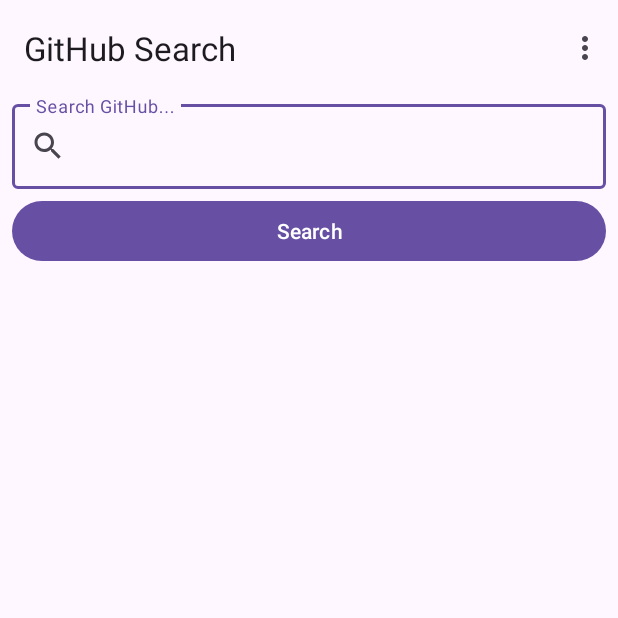
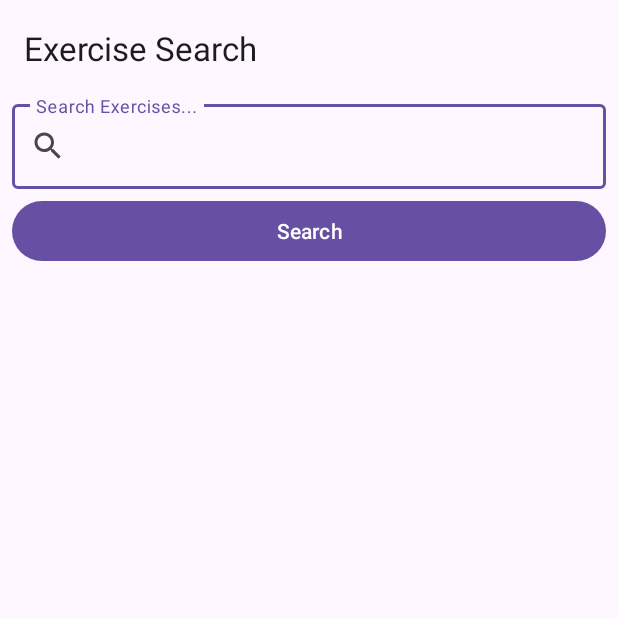
Before and after one commit to nelscart/CS-492-Final-Project, an Android app: the screen it shows after launch (MainActivity), on a phone screen of 412 x 824 dp, the top half of it. Run offline under Robolectric (Android 15) with nearby library versions, the phone set to English and light mode, and no system bars; our stand-ins replace navigation-ui.

```diff
--- a/app/build.gradle.kts
+++ b/app/build.gradle.kts
@@ -54,6 +54,7 @@ dependencies {
     implementation("com.squareup.retrofit2:retrofit:2.9.0")
     implementation("com.squareup.retrofit2:converter-moshi:2.9.0")
     implementation("com.squareup.moshi:moshi:1.15.0")
+    implementation("com.squareup.okhttp3:okhttp:4.9.2")
 
     implementation("org.jetbrains.kotlinx:kotlinx-coroutines-android:1.7.3")
 
--- a/app/src/main/java/edu/oregonstate/cs492/githubsearchwithsettings/data/GitHubReposRepository.kt
+++ b/app/src/main/java/edu/oregonstate/cs492/githubsearchwithsettings/data/ExerciseRepository.kt
@@ -4,16 +4,16 @@ import kotlinx.coroutines.CoroutineDispatcher
 import kotlinx.coroutines.Dispatchers
 import kotlinx.coroutines.withContext
 
-class GitHubReposRepository(
-    private val service: GitHubService,
+class ExerciseRepository(
+    private val service: ExerciseService,
     private val ioDispatcher: CoroutineDispatcher = Dispatchers.IO
 ) {
-    suspend fun loadRepositoriesSearch(query: String, sort: String?): Result<List<GitHubRepo>> =
+    suspend fun loadExercisesSearch(name: String): Result<List<ExerciseSearchResults>> =
         withContext(ioDispatcher) {
             try {
-                val response = service.searchRepositories(query, sort)
+                val response = service.searchExercises(name)
                 if (response.isSuccessful) {
-                    Result.success(response.body()?.items ?: listOf())
+                    Result.success(response.body() ?: listOf())
                 } else {
                     Result.failure(Exception(response.errorBody()?.string()))
                 }
--- /dev/null
+++ b/app/src/main/java/edu/oregonstate/cs492/githubsearchwithsettings/data/ExerciseService.kt
@@ -0,0 +1,42 @@
+package edu.oregonstate.cs492.githubsearchwithsettings.data
+
+import okhttp3.Interceptor
+import okhttp3.OkHttpClient
+import retrofit2.Response
+import retrofit2.Retrofit
+import retrofit2.converter.moshi.MoshiConverterFactory
+import retrofit2.http.GET
+import retrofit2.http.Query
+
+interface ExerciseService {
+    @GET("v1/exercises")
+    suspend fun searchExercises(
+        @Query("name") name: String
+    ) : Response<List<ExerciseSearchResults>>
+
+    companion object {
+        private const val BASE_URL = "https://api.api-ninjas.com/"
+        private const val API_KEY = "rschPA7svf/iNip2dwbsFg==lFznmofg6i62Swdr"
+
+        private val client = OkHttpClient.Builder()
+            .addInterceptor(Interceptor { chain ->
+                val request = chain.request()
+                    .newBuilder()
+                    .addHeader("X-Api-Key", API_KEY)
+                    .build()
+                chain.proceed(request)
+            })
+            .build()
+
+        fun create(): ExerciseService {
+            return Retrofit.Builder()
+                .baseUrl(BASE_URL)
+                .client(client)
+                .addConverterFactory(MoshiConverterFactory.create())
+                .build()
+                .create(ExerciseService::class.java)
+        }
+    }
+}
+
+// api key: rschPA7svf/iNip2dwbsFg==lFznmofg6i62Swdr
--- a/app/src/main/java/edu/oregonstate/cs492/githubsearchwithsettings/data/GitHubService.kt
+++ /dev/null
@@ -1,27 +0,0 @@
-package edu.oregonstate.cs492.githubsearchwithsettings.data
-
-import retrofit2.Response
-import retrofit2.Retrofit
-import retrofit2.converter.moshi.MoshiConverterFactory
-import retrofit2.http.GET
-import retrofit2.http.Query
-
-interface GitHubService {
-    @GET("search/repositories")
-    suspend fun searchRepositories(
-        @Query("q") query: String,
-        @Query("sort") sort: String? = "stars"
-    ): Response<GitHubSearchResults>
-
-    companion object {
-        private const val BASE_URL = "https://api.github.com/"
-
-        fun create(): GitHubService {
-            return Retrofit.Builder()
-                .baseUrl(BASE_URL)
-                .addConverterFactory(MoshiConverterFactory.create())
-                .build()
-                .create(GitHubService::class.java)
-        }
-    }
-}
--- /dev/null
+++ b/app/src/main/java/edu/oregonstate/cs492/githubsearchwithsettings/ui/ExerciseListAdapter.kt
@@ -0,0 +1,54 @@
+package edu.oregonstate.cs492.githubsearchwithsettings.ui
+
+import android.view.LayoutInflater
+import android.view.View
+import android.view.ViewGroup
+import android.widget.TextView
+import androidx.recyclerview.widget.RecyclerView
+import edu.oregonstate.cs492.githubsearchwithsettings.R
+import edu.oregonstate.cs492.githubsearchwithsettings.data.ExerciseSearchResults
+
+class ExerciseListAdapter(
+    private val onExerciseClick: (ExerciseSearchResults) -> Unit
+)
+    : RecyclerView.Adapter<ExerciseListAdapter.ExerciseViewHolder>() {
+    private var exerciseList = listOf<ExerciseSearchResults>()
+
+    fun updateExerciseList(newExerciseList: List<ExerciseSearchResults>?) {
+        notifyItemRangeRemoved(0, exerciseList.size)
+        exerciseList = newExerciseList ?: listOf()
+        notifyItemRangeInserted(0, exerciseList.size)
+    }
+
+    override fun getItemCount() = exerciseList.size
+
+    override fun onCreateViewHolder(parent: ViewGroup, viewType: Int): ExerciseViewHolder {
+        val itemView = LayoutInflater.from(parent.context)
+            .inflate(R.layout.exercise_list_item, parent, false)
+        return ExerciseViewHolder(itemView, onExerciseClick)
+    }
+
+    override fun onBindViewHolder(holder: ExerciseViewHolder, position: Int) {
+        holder.bind(exerciseList[position])
+    }
+
+    class ExerciseViewHolder(
+        itemView: View,
+        onClick: (ExerciseSearchResults) -> Unit
+    ) : RecyclerView.ViewHolder(itemView) {
+        private val nameTV: TextView = itemView.findViewById(R.id.tv_name)
+        private var currentExercise: ExerciseSearchResults? = null
+
+        init {
+            itemView.setOnClickListener {
+                currentExercise?.let(onClick)
+            }
+        }
+
+
+        fun bind(exercise: ExerciseSearchResults) {
+            currentExercise = exercise
+            nameTV.text = exercise.name
+        }
+    }
+}
--- a/app/src/main/java/edu/oregonstate/cs492/githubsearchwithsettings/ui/GitHubSearchFragment.kt
+++ b/app/src/main/java/edu/oregonstate/cs492/githubsearchwithsettings/ui/ExerciseSearchFragment.kt
@@ -15,13 +15,13 @@ import androidx.recyclerview.widget.LinearLayoutManager
 import androidx.recyclerview.widget.RecyclerView
 import com.google.android.material.progressindicator.CircularProgressIndicator
 import edu.oregonstate.cs492.githubsearchwithsettings.R
-import edu.oregonstate.cs492.githubsearchwithsettings.data.GitHubRepo
+import edu.oregonstate.cs492.githubsearchwithsettings.data.ExerciseSearchResults
 import edu.oregonstate.cs492.githubsearchwithsettings.util.LoadingStatus
 import edu.oregonstate.cs492.githubsearchwithsettings.util.buildGitHubQuery
 
-class GitHubSearchFragment : Fragment(R.layout.fragment_github_search) {
-    private val viewModel: GitHubSearchViewModel by viewModels()
-    private val adapter = GitHubRepoListAdapter(::onGitHubRepoClick)
+class ExerciseSearchFragment : Fragment(R.layout.fragment_exercise_search) {
+    private val viewModel: ExerciseSearchViewModel by viewModels()
+    private val adapter = ExerciseListAdapter(::onExerciseClicked)
 
     private lateinit var searchResultsListRV: RecyclerView
     private lateinit var searchErrorTV: TextView
@@ -43,7 +43,7 @@ class GitHubSearchFragment : Fragment(R.layout.fragment_github_search) {
         searchResultsListRV.adapter = adapter
 
         viewModel.searchResults.observe(viewLifecycleOwner) {
-                searchResults -> adapter.updateRepoList(searchResults)
+                searchResults -> adapter.updateExerciseList(searchResults)
         }
 
         viewModel.loadingStatus.observe(viewLifecycleOwner) {
@@ -54,11 +54,13 @@ class GitHubSearchFragment : Fragment(R.layout.fragment_github_search) {
                     loadingIndicator.visibility = View.VISIBLE
                     searchErrorTV.visibility = View.INVISIBLE
                 }
+
                 LoadingStatus.ERROR -> {
                     searchResultsListRV.visibility = View.INVISIBLE
                     loadingIndicator.visibility = View.INVISIBLE
                     searchErrorTV.visibility = View.VISIBLE
                 }
+
                 else -> {
                     searchResultsListRV.visibility = View.VISIBLE
                     loadingIndicator.visibility = View.INVISIBLE
@@ -66,7 +68,6 @@ class GitHubSearchFragment : Fragment(R.layout.fragment_github_search) {
                 }
             }
         }
-
         viewModel.error.observe(viewLifecycleOwner) {
                 error -> searchErrorTV.text = getString(
             R.string.search_error,
@@ -74,26 +75,21 @@ class GitHubSearchFragment : Fragment(R.layout.fragment_github_search) {
         )
         }
 
-        val prefs = PreferenceManager.getDefaultSharedPreferences(requireContext())
+//        val prefs = PreferenceManager.getDefaultSharedPreferences(requireContext())
 
         searchBtn.setOnClickListener {
             val query = searchBoxET.text.toString()
             if (!TextUtils.isEmpty(query)) {
-                val sort = prefs.getString(getString(R.string.pref_sort_key), null)
-                val user = prefs.getString(getString(R.string.pref_user_key), null)
-                val fistIssues = prefs.getInt(getString(R.string.pref_first_issues_key), 0)
-                val languages = prefs.getStringSet(getString(R.string.pref_language_key), null)
-                viewModel.loadSearchResults(
-                    buildGitHubQuery(query, user, languages, fistIssues),
-                    sort
-                )
+                viewModel.loadSearchResults(query)
                 searchResultsListRV.scrollToPosition(0)
             }
         }
     }
 
-    private fun onGitHubRepoClick(repo: GitHubRepo) {
-        val directions = GitHubSearchFragmentDirections.navigateToRepoDetail(repo)
+    private fun onExerciseClicked(exercise: ExerciseSearchResults) {
+        val directions = ExerciseSearchFragmentDirections.navigateToExerciseDetails(exercise)
         findNavController().navigate(directions)
     }
+
+
 }
--- a/app/src/main/java/edu/oregonstate/cs492/githubsearchwithsettings/ui/GitHubSearchViewModel.kt
+++ b/app/src/main/java/edu/oregonstate/cs492/githubsearchwithsettings/ui/ExerciseSearchViewModel.kt
@@ -4,17 +4,17 @@ import androidx.lifecycle.LiveData
 import androidx.lifecycle.MutableLiveData
 import androidx.lifecycle.ViewModel
 import androidx.lifecycle.viewModelScope
-import edu.oregonstate.cs492.githubsearchwithsettings.data.GitHubRepo
-import edu.oregonstate.cs492.githubsearchwithsettings.data.GitHubReposRepository
-import edu.oregonstate.cs492.githubsearchwithsettings.data.GitHubService
+import edu.oregonstate.cs492.githubsearchwithsettings.data.ExerciseRepository
+import edu.oregonstate.cs492.githubsearchwithsettings.data.ExerciseSearchResults
+import edu.oregonstate.cs492.githubsearchwithsettings.data.ExerciseService
 import edu.oregonstate.cs492.githubsearchwithsettings.util.LoadingStatus
 import kotlinx.coroutines.launch
 
-class GitHubSearchViewModel : ViewModel() {
-    private val repository = GitHubReposRepository(GitHubService.create())
+class ExerciseSearchViewModel : ViewModel() {
+    private val repository = ExerciseRepository(ExerciseService.create())
 
-    private val _searchResults = MutableLiveData<List<GitHubRepo>?>(null)
-    val searchResults: LiveData<List<GitHubRepo>?> = _searchResults
+    private val _searchResults = MutableLiveData<List<ExerciseSearchResults>?>(null)
+    val searchResults: LiveData<List<ExerciseSearchResults>?> = _searchResults
 
     private val _loadingStatus = MutableLiveData<LoadingStatus>(LoadingStatus.SUCCESS)
     val loadingStatus: LiveData<LoadingStatus> = _loadingStatus
@@ -22,10 +22,10 @@ class GitHubSearchViewModel : ViewModel() {
     private val _error = MutableLiveData<String?>(null)
     val error: LiveData<String?> = _error
 
-    fun loadSearchResults(query: String, sort: String?) {
+    fun loadSearchResults(name: String) {
         viewModelScope.launch {
             _loadingStatus.value = LoadingStatus.LOADING
-            val result = repository.loadRepositoriesSearch(query, sort)
+            val result = repository.loadExercisesSearch(name)
             _searchResults.value = result.getOrNull()
             _error.value = result.exceptionOrNull()?.message
             _loadingStatus.value = when (result.isSuccess) {
--- a/app/src/main/java/edu/oregonstate/cs492/githubsearchwithsettings/ui/GitHubRepoListAdapter.kt
+++ /dev/null
@@ -1,53 +0,0 @@
-package edu.oregonstate.cs492.githubsearchwithsettings.ui
-
-import android.view.LayoutInflater
-import android.view.View
-import android.view.ViewGroup
-import android.widget.TextView
-import androidx.recyclerview.widget.RecyclerView
-import edu.oregonstate.cs492.githubsearchwithsettings.R
-import edu.oregonstate.cs492.githubsearchwithsettings.data.GitHubRepo
-
-class GitHubRepoListAdapter(
-    private val onGitHubRepoClick: (GitHubRepo) -> Unit
-)
-    : RecyclerView.Adapter<GitHubRepoListAdapter.GitHubRepoViewHolder>() {
-    private var gitHubRepoList = listOf<GitHubRepo>()
-
-    fun updateRepoList(newRepoList: List<GitHubRepo>?) {
-        notifyItemRangeRemoved(0, gitHubRepoList.size)
-        gitHubRepoList = newRepoList ?: listOf()
-        notifyItemRangeInserted(0, gitHubRepoList.size)
-    }
-
-    override fun getItemCount() = gitHubRepoList.size
-
-    override fun onCreateViewHolder(parent: ViewGroup, viewType: Int): GitHubRepoViewHolder {
-        val itemView = LayoutInflater.from(parent.context)
-            .inflate(R.layout.github_repo_list_item, parent, false)
-        return GitHubRepoViewHolder(itemView, onGitHubRepoClick)
-    }
-
-    override fun onBindViewHolder(holder: GitHubRepoViewHolder, position: Int) {
-        holder.bind(gitHubRepoList[position])
-    }
-
-    class GitHubRepoViewHolder(
-        itemView: View,
-        onClick: (GitHubRepo) -> Unit
-    ) : RecyclerView.ViewHolder(itemView) {
-        private val nameTV: TextView = itemView.findViewById(R.id.tv_name)
-        private var currentGitHubRepo: GitHubRepo? = null
-
-        init {
-            itemView.setOnClickListener {
-                currentGitHubRepo?.let(onClick)
-            }
-        }
-
-        fun bind(gitHubRepo: GitHubRepo) {
-            currentGitHubRepo = gitHubRepo
-            nameTV.text = gitHubRepo.name
-        }
-    }
-}
--- a/app/src/main/java/edu/oregonstate/cs492/githubsearchwithsettings/ui/MainActivity.kt
+++ b/app/src/main/java/edu/oregonstate/cs492/githubsearchwithsettings/ui/MainActivity.kt
@@ -36,27 +36,27 @@ class MainActivity : AppCompatActivity() {
         setSupportActionBar(appBar)
         setupActionBarWithNavController(navController, appBarConfig)
 
-        addMenuProvider(
-            object : MenuProvider {
-                override fun onCreateMenu(menu: Menu, menuInflater: MenuInflater) {
-                    menuInflater.inflate(R.menu.activity_main_menu, menu)
-                }
-
-                override fun onMenuItemSelected(menuItem: MenuItem): Boolean {
-                    return when (menuItem.itemId) {
-                        R.id.action_settings -> {
-                            Log.d(TAG, "Settings action selected")
-                            findNavController(R.id.nav_host_fragment).navigate(R.id.navigate_to_settings)
-                            true
-                        }
-                        else -> false
-                    }
-                }
-
-            },
-            this,
-            Lifecycle.State.STARTED
-        )
+//        addMenuProvider(
+//            object : MenuProvider {
+//                override fun onCreateMenu(menu: Menu, menuInflater: MenuInflater) {
+//                    menuInflater.inflate(R.menu.activity_main_menu, menu)
+//                }
+//
+//                override fun onMenuItemSelected(menuItem: MenuItem): Boolean {
+//                    return when (menuItem.itemId) {
+//                        R.id.action_settings -> {
+//                            Log.d(TAG, "Settings action selected")
+//                            findNavController(R.id.nav_host_fragment).navigate(R.id.navigate_to_settings)
+//                            true
+//                        }
+//                        else -> false
+//                    }
+//                }
+//
+//            },
+//            this,
+//            Lifecycle.State.STARTED
+//        )
     }
 
     override fun onSupportNavigateUp(): Boolean {
--- a/app/src/main/res/navigation/main_nav_graph.xml
+++ b/app/src/main/res/navigation/main_nav_graph.xml
@@ -3,28 +3,30 @@
     xmlns:android="http://schemas.android.com/apk/res/android"
     xmlns:app="http://schemas.android.com/apk/res-auto"
     android:id="@+id/main_nav_graph"
-    app:startDestination="@id/github_search">
+    app:startDestination="@id/exercise_search">
 
     <action
         android:id="@+id/navigate_to_settings"
         app:destination="@id/settings" />
 
+    <action
+        android:id="@+id/navigate_to_exercise_details"
+        app:destination="@id/exercise_details"/>
+
     <fragment
-        android:id="@+id/github_search"
-        android:name="edu.oregonstate.cs492.githubsearchwithsettings.ui.GitHubSearchFragment"
-        android:label="@string/label_github_search">
-        <action
-            android:id="@+id/navigate_to_repo_detail"
-            app:destination="@id/github_repo_detail" />
+        android:id="@+id/exercise_search"
+        android:name="edu.oregonstate.cs492.githubsearchwithsettings.ui.ExerciseSearchFragment"
+        android:label="Exercise Search">
+
     </fragment>
 
     <fragment
-        android:id="@+id/github_repo_detail"
-        android:name="edu.oregonstate.cs492.githubsearchwithsettings.ui.GitHubRepoDetailFragment"
-        android:label="@string/label_github_repo_detail">
+        android:id="@+id/exercise_details"
+        android:name="edu.oregonstate.cs492.githubsearchwithsettings.ui.ExerciseDetailFragment"
+        android:label="Exercise Details">
         <argument
-            android:name="repo"
-            app:argType="edu.oregonstate.cs492.githubsearchwithsettings.data.GitHubRepo"/>
+            android:name="exercise"
+            app:argType="edu.oregonstate.cs492.githubsearchwithsettings.data.ExerciseSearchResults"/>
     </fragment>
 
     <fragment
--- a/app/src/main/res/values/strings.xml
+++ b/app/src/main/res/values/strings.xml
@@ -1,7 +1,7 @@
 <resources>
-    <string name="app_name">GitHub Search</string>
+    <string name="app_name">Exercise App</string>
 
-    <string name="search_hint">Search GitHub...</string>
+    <string name="search_hint">Search Exercises...</string>
     <string name="search">Search</string>
     <string name="search_error">
       Error fetching search results: %1$s
```
Also changed, not shown: app/src/main/java/edu/oregonstate/cs492/githubsearchwithsettings/data/ExerciseSearchResults.kt (added, +12 -0 lines), app/src/main/java/edu/oregonstate/cs492/githubsearchwithsettings/data/GitHubRepo.kt (deleted, +0 -13 lines), app/src/main/java/edu/oregonstate/cs492/githubsearchwithsettings/data/GitHubSearchResults.kt (deleted, +0 -8 lines), app/src/main/java/edu/oregonstate/cs492/githubsearchwithsettings/ui/ExerciseDetailFragment.kt (added, +25 -0 lines), app/src/main/java/edu/oregonstate/cs492/githubsearchwithsettings/ui/GitHubRepoDetailFragment.kt (deleted, +0 -87 lines), app/src/main/res/layout/fragment_exercise_detail.xml (added, +34 -0 lines), app/src/main/res/layout/fragment_github_repo_detail.xml (deleted, +0 -32 lines), app/src/main/res/layout/exercise_list_item.xml (renamed from app/src/main/res/layout/github_repo_list_item.xml), app/src/main/res/layout/fragment_exercise_search.xml (renamed from app/src/main/res/layout/fragment_github_search.xml).
